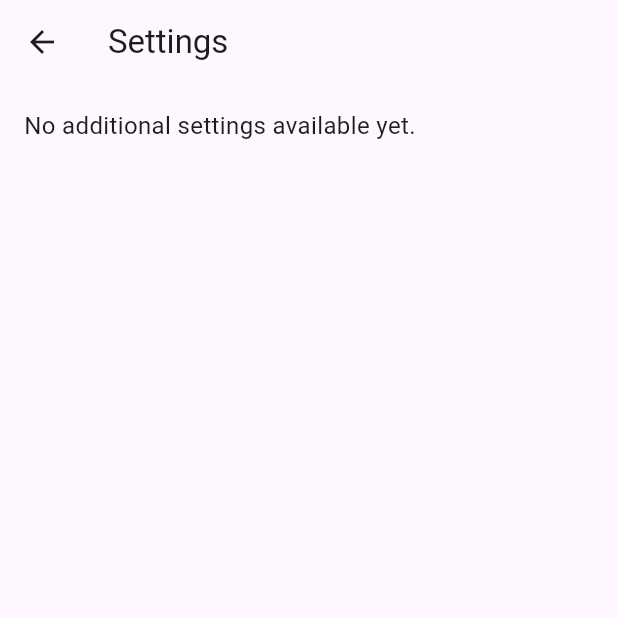
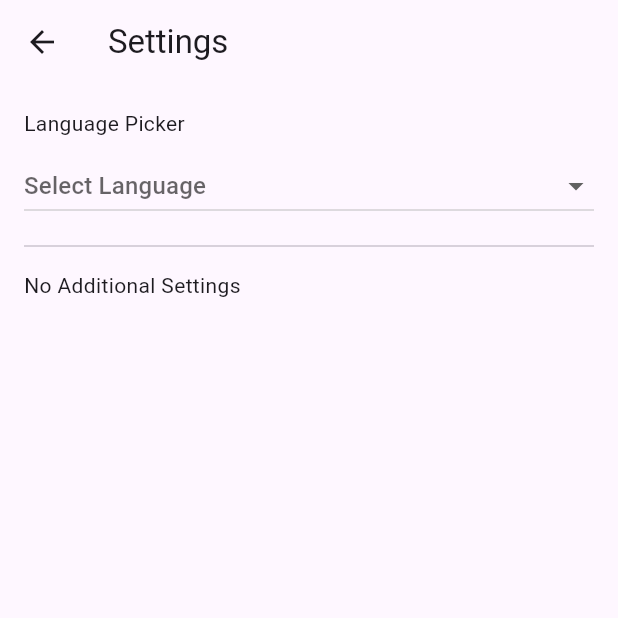
Before and after one commit to hannesSchwanzer/Personal-Hub-App, a Flutter app: the screen it shows after launch, after a tap on the "settings" icon, on a phone screen of 412 x 824 dp, the top half of it. Run offline on Flutter 3.47's test engine with Material 3 defaults, Android fonts, the phone set to English and light mode, and no system bars.

Commit message:
feat: Add localization support for English and German

````diff
--- /dev/null
+++ b/l10n.yaml
@@ -0,0 +1,3 @@
+arb-dir: lib/l10n
+template-arb-file: app_en.arb
+output-localization-file: app_localizations.dart
--- /dev/null
+++ b/lib/l10n/app_localizations.dart
@@ -0,0 +1,206 @@
+import 'dart:async';
+
+import 'package:flutter/foundation.dart';
+import 'package:flutter/widgets.dart';
+import 'package:flutter_localizations/flutter_localizations.dart';
+import 'package:intl/intl.dart' as intl;
+
+import 'app_localizations_de.dart';
+import 'app_localizations_en.dart';
+
+// ignore_for_file: type=lint
+
+/// Callers can lookup localized strings with an instance of AppLocalizations
+/// returned by `AppLocalizations.of(context)`.
+///
+/// Applications need to include `AppLocalizations.delegate()` in their app's
+/// `localizationDelegates` list, and the locales they support in the app's
+/// `supportedLocales` list. For example:
+///
+/// ```dart
+/// import 'l10n/app_localizations.dart';
+///
+/// return MaterialApp(
+///   localizationsDelegates: AppLocalizations.localizationsDelegates,
+///   supportedLocales: AppLocalizations.supportedLocales,
+///   home: MyApplicationHome(),
+/// );
+/// ```
+///
+/// ## Update pubspec.yaml
+///
+/// Please make sure to update your pubspec.yaml to include the following
+/// packages:
+///
+/// ```yaml
+/// dependencies:
+///   # Internationalization support.
+///   flutter_localizations:
+///     sdk: flutter
+///   intl: any # Use the pinned version from flutter_localizations
+///
+///   # Rest of dependencies
+/// ```
+///
+/// ## iOS Applications
+///
+/// iOS applications define key application metadata, including supported
+/// locales, in an Info.plist file that is built into the application bundle.
+/// To configure the locales supported by your app, you’ll need to edit this
+/// file.
+///
+/// First, open your project’s ios/Runner.xcworkspace Xcode workspace file.
+/// Then, in the Project Navigator, open the Info.plist file under the Runner
+/// project’s Runner folder.
+///
+/// Next, select the Information Property List item, select Add Item from the
+/// Editor menu, then select Localizations from the pop-up menu.
+///
+/// Select and expand the newly-created Localizations item then, for each
+/// locale your application supports, add a new item and select the locale
+/// you wish to add from the pop-up menu in the Value field. This list should
+/// be consistent with the languages listed in the AppLocalizations.supportedLocales
+/// property.
+abstract class AppLocalizations {
+  AppLocalizations(String locale)
+    : localeName = intl.Intl.canonicalizedLocale(locale.toString());
+
+  final String localeName;
+
+  static AppLocalizations? of(BuildContext context) {
+    return Localizations.of<AppLocalizations>(context, AppLocalizations);
+  }
+
+  static const LocalizationsDelegate<AppLocalizations> delegate =
+      _AppLocalizationsDelegate();
+
+  /// A list of this localizations delegate along with the default localizations
+  /// delegates.
+  ///
+  /// Returns a list of localizations delegates containing this delegate along with
+  /// GlobalMaterialLocalizations.delegate, GlobalCupertinoLocalizations.delegate,
+  /// and GlobalWidgetsLocalizations.delegate.
+  ///
+  /// Additional delegates can be added by appending to this list in
+  /// MaterialApp. This list does not have to be used at all if a custom list
+  /// of delegates is preferred or required.
+  static const List<LocalizationsDelegate<dynamic>> localizationsDelegates =
+      <LocalizationsDelegate<dynamic>>[
+        delegate,
+        GlobalMaterialLocalizations.delegate,
+        GlobalCupertinoLocalizations.delegate,
+        GlobalWidgetsLocalizations.delegate,
+      ];
+
+  /// A list of this localizations delegate's supported locales.
+  static const List<Locale> supportedLocales = <Locale>[
+    Locale('de'),
+    Locale('en'),
+  ];
+
+  /// No description provided for @settings.
+  ///
+  /// In en, this message translates to:
+  /// **'Settings'**
+  String get settings;
+
+  /// No description provided for @languagePickerTitle.
+  ///
+  /// In en, this message translates to:
+  /// **'Language Picker'**
+  String get languagePickerTitle;
+
+  /// No description provided for @noAdditionalSettings.
+  ///
+  /// In en, this message translates to:
+  /// **'No Additional Settings'**
+  String get noAdditionalSettings;
+
+  /// No description provided for @personalHub.
+  ///
+  /// In en, this message translates to:
+  /// **'Personal Hub'**
+  String get personalHub;
+
+  /// No description provided for @hubFeatureGymTracking.
+  ///
+  /// In en, this message translates to:
+  /// **'Gym Tracking'**
+  String get hubFeatureGymTracking;
+
+  /// No description provided for @hubFeatureGymTrackingDesc.
+  ///
+  /// In en, this message translates to:
+  /// **'Track your workouts and progress'**
+  String get hubFeatureGymTrackingDesc;
+
+  /// No description provided for @hubFeatureMeditation.
+  ///
+  /// In en, this message translates to:
+  /// **'Meditation'**
+  String get hubFeatureMeditation;
+
+  /// No description provided for @hubFeatureMeditationDesc.
+  ///
+  /// In en, this message translates to:
+  /// **'Practice mindfulness and relaxation'**
+  String get hubFeatureMeditationDesc;
+
+  /// No description provided for @hubFeatureFeels.
+  ///
+  /// In en, this message translates to:
+  /// **'Right in the Feels'**
+  String get hubFeatureFeels;
+
+  /// No description provided for @hubFeatureFeelsDesc.
+  ///
+  /// In en, this message translates to:
+  /// **'Write and reflect on your feelings'**
+  String get hubFeatureFeelsDesc;
+
+  /// No description provided for @hubFeatureCooking.
+  ///
+  /// In en, this message translates to:
+  /// **'Cooking'**
+  String get hubFeatureCooking;
+
+  /// No description provided for @hubFeatureCookingDesc.
+  ///
+  /// In en, this message translates to:
+  /// **'Discover and save your favorite recipes'**
+  String get hubFeatureCookingDesc;
+}
+
+class _AppLocalizationsDelegate
+    extends LocalizationsDelegate<AppLocalizations> {
+  const _AppLocalizationsDelegate();
+
+  @override
+  Future<AppLocalizations> load(Locale locale) {
+    return SynchronousFuture<AppLocalizations>(lookupAppLocalizations(locale));
+  }
+
+  @override
+  bool isSupported(Locale locale) =>
+      <String>['de', 'en'].contains(locale.languageCode);
+
+  @override
+  bool shouldReload(_AppLocalizationsDelegate old) => false;
+}
+
+AppLocalizations lookupAppLocalizations(Locale locale) {
+  // Lookup logic when only language code is specified.
+  switch (locale.languageCode) {
+    case 'de':
+      return AppLocalizationsDe();
+    case 'en':
+      return AppLocalizationsEn();
+  }
+
+  throw FlutterError(
+    'AppLocalizations.delegate failed to load unsupported locale "$locale". This is likely '
+    'an issue with the localizations generation tool. Please file an issue '
+    'on GitHub with a reproducible sample app and the gen-l10n configuration '
+    'that was used.',
+  );
+}
--- a/lib/main.dart
+++ b/lib/main.dart
@@ -1,5 +1,9 @@
 import 'package:flutter/material.dart';
+import 'package:flutter_localizations/flutter_localizations.dart';
+import 'package:personal_hub_app/l10n/app_localizations.dart';
 import 'package:personal_hub_app/ui/hub/widgets/hub_view.dart';
+
+final localeNotifier = ValueNotifier<Locale?>(null);
 
 void main() {
   runApp(const AppRoot());
@@ -11,13 +15,29 @@ class AppRoot extends StatelessWidget {
 
   @override
   Widget build(BuildContext context) {
+    return ValueListenableBuilder<Locale?>(
+      valueListenable: localeNotifier,
+      builder: (context, locale, _) {
         return MaterialApp(
+          locale: locale,
           title: 'Personal Hub',
           theme: ThemeData(
             colorScheme: ColorScheme.fromSeed(seedColor: Colors.deepPurple),
             useMaterial3: true,
           ),
+          localizationsDelegates: [
+            AppLocalizations.delegate,
+            GlobalMaterialLocalizations.delegate,
+            GlobalWidgetsLocalizations.delegate,
+            GlobalCupertinoLocalizations.delegate,
+          ],
+          supportedLocales: [
+            Locale('en'),
+            Locale('de'),
+          ],
           home: const HubView(),
+        );
+      },
     );
   }
 }
--- a/lib/ui/hub/widgets/hub_view.dart
+++ b/lib/ui/hub/widgets/hub_view.dart
@@ -1,4 +1,5 @@
 import 'package:flutter/material.dart';
+import 'package:personal_hub_app/l10n/app_localizations.dart';
 import 'package:personal_hub_app/ui/cooking/widgets/cooking_view.dart';
 import 'package:personal_hub_app/ui/gym_tracker/widgets/gym_view.dart';
 import 'package:personal_hub_app/ui/meditation/widgets/meditation_view.dart';
@@ -14,17 +15,17 @@ class HubView extends StatelessWidget {
   Widget build(BuildContext context) {
     return Scaffold(
       appBar: AppBar(
-        title: const Text('Personal Hub'),
+        title: Text(AppLocalizations.of(context)!.personalHub),
         backgroundColor: Theme.of(context).colorScheme.inversePrimary,
         actions: [
           IconButton(
             icon: const Icon(Icons.settings),
-            tooltip: 'Settings',
+            tooltip: AppLocalizations.of(context)!.settings,
             onPressed: () {
               Navigator.push(
                 context,
                 MaterialPageRoute(
-                            builder: (context) => const SettingsView(),
+                  builder: (context) => const SettingsView(),
                 ),
               );
             },
@@ -36,31 +37,33 @@ class HubView extends StatelessWidget {
         child: Column(
           crossAxisAlignment: CrossAxisAlignment.stretch,
           children: [
-            const SizedBox(height: 16),
+            // Remove demo helloWorld text unless you want it.
+            // Text(AppLocalizations.of(context)!.helloWorld),
+            // const SizedBox(height: 16),
             HubFeatureCard(
-              title: 'Gym Tracking',
-              description: 'Track your workouts and progress',
+              title: AppLocalizations.of(context)!.hubFeatureGymTracking,
+              description: AppLocalizations.of(context)!.hubFeatureGymTrackingDesc,
               icon: Icons.fitness_center,
               onTap: () => _navigateTo(context, const GymView()),
             ),
             const SizedBox(height: 16),
             HubFeatureCard(
-              title: 'Meditation',
-              description: 'Practice mindfulness and relaxation',
+              title: AppLocalizations.of(context)!.hubFeatureMeditation,
+              description: AppLocalizations.of(context)!.hubFeatureMeditationDesc,
               icon: Icons.self_improvement,
               onTap: () => _navigateTo(context, const MeditationView()),
             ),
             const SizedBox(height: 16),
             HubFeatureCard(
-              title: 'Right in the Feels',
-              description: 'Write and reflect on your feelings',
+              title: AppLocalizations.of(context)!.hubFeatureFeels,
+              description: AppLocalizations.of(context)!.hubFeatureFeelsDesc,
               icon: Icons.book,
               onTap: () => _navigateTo(context, const RightInTheFeelsView()),
             ),
             const SizedBox(height: 16),
             HubFeatureCard(
-              title: 'Cooking',
-              description: 'Discover and save your favorite recipes',
+              title: AppLocalizations.of(context)!.hubFeatureCooking,
+              description: AppLocalizations.of(context)!.hubFeatureCookingDesc,
               icon: Icons.restaurant,
               onTap: () => _navigateTo(context, const CookingView()),
             ),
--- /dev/null
+++ b/lib/ui/settings/widgets/language_picker.dart
@@ -0,0 +1,33 @@
+import 'package:flutter/material.dart';
+
+class LanguagePicker extends StatelessWidget {
+  final Locale? selectedLocale;
+  final void Function(Locale?) onChanged;
+  final List<Locale> supportedLocales;
+
+  /// Allows the user to select a language.
+  const LanguagePicker({
+    super.key,
+    required this.selectedLocale,
+    required this.onChanged,
+    required this.supportedLocales,
+  });
+
+  @override
+  Widget build(BuildContext context) {
+    return DropdownButton<Locale>(
+      value: selectedLocale,
+      isExpanded: true,
+      hint: const Text('Select Language'),
+      items: supportedLocales.map((locale) {
+        // you might want to customize this per language
+        final langName = locale.languageCode.toUpperCase();
+        return DropdownMenuItem<Locale>(
+          value: locale,
+          child: Text(langName),
+        );
+      }).toList(),
+      onChanged: onChanged,
+    );
+  }
+}
--- a/lib/ui/settings/widgets/settings_view.dart
+++ b/lib/ui/settings/widgets/settings_view.dart
@@ -1,23 +1,37 @@
 import 'package:flutter/material.dart';
+import 'package:personal_hub_app/l10n/app_localizations.dart';
+import 'package:personal_hub_app/main.dart';
+import 'package:personal_hub_app/ui/settings/widgets/language_picker.dart';
 
-/// SettingsView allows users to change app-wide preferences such as language.
 class SettingsView extends StatelessWidget {
-    /// Creates a settings view for user preferences.
-    const SettingsView({Key? key}) : super(key: key);
+  const SettingsView({Key? key}) : super(key: key);
 
   @override
   Widget build(BuildContext context) {
+    final supportedLocales = AppLocalizations.supportedLocales;
     return Scaffold(
-      appBar: AppBar(title: const Text('Settings')),
+      appBar: AppBar(title: Text(AppLocalizations.of(context)!.settings)),
       body: Padding(
         padding: const EdgeInsets.all(16),
         child: Column(
           crossAxisAlignment: CrossAxisAlignment.start,
           children: [
-            const Text(
-              'No additional settings available yet.',
-              style: TextStyle(fontSize: 16),
+            Text(AppLocalizations.of(context)!.languagePickerTitle),
+            const SizedBox(height: 8),
+            ValueListenableBuilder<Locale?>(
+              valueListenable: localeNotifier,
+              builder: (context, locale, _) {
+                return LanguagePicker(
+                  selectedLocale: locale,
+                  supportedLocales: supportedLocales,
+                  onChanged: (Locale? newLocale) {
+                    localeNotifier.value = newLocale;
+                  },
+                );
+              },
             ),
+            const Divider(height: 32),
+            Text(AppLocalizations.of(context)!.noAdditionalSettings),
           ],
         ),
       ),
--- a/pubspec.yaml
+++ b/pubspec.yaml
@@ -35,6 +35,9 @@ dependencies:
   # The following adds the Cupertino Icons font to your application.
   # Use with the CupertinoIcons class for iOS style icons.
   cupertino_icons: ^1.0.8
+  flutter_localizations:
+    sdk: flutter
+  intl: any
 
 dev_dependencies:
   flutter_test:
````
Also changed, not shown: lib/l10n/app_de.arb (added, +15 -0 lines), lib/l10n/app_en.arb (added, +15 -0 lines), lib/l10n/app_localizations_de.dart (added, +49 -0 lines), lib/l10n/app_localizations_en.dart (added, +46 -0 lines), pubspec.lock. Lines whose indentation alone changed are shown as unchanged.
